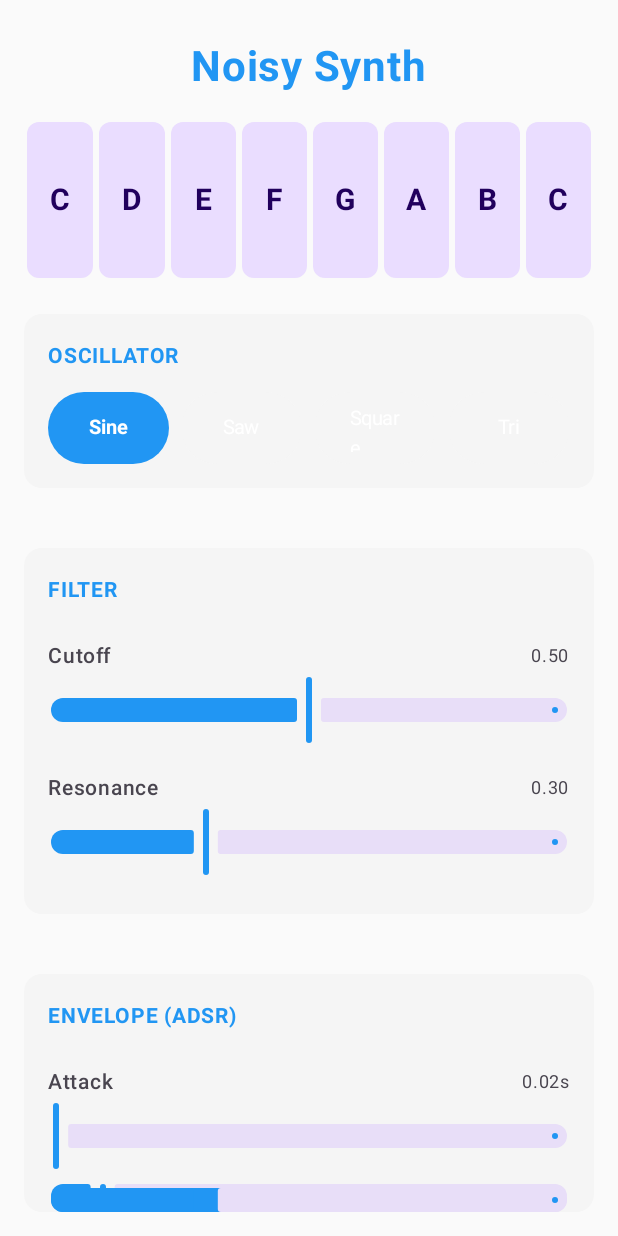
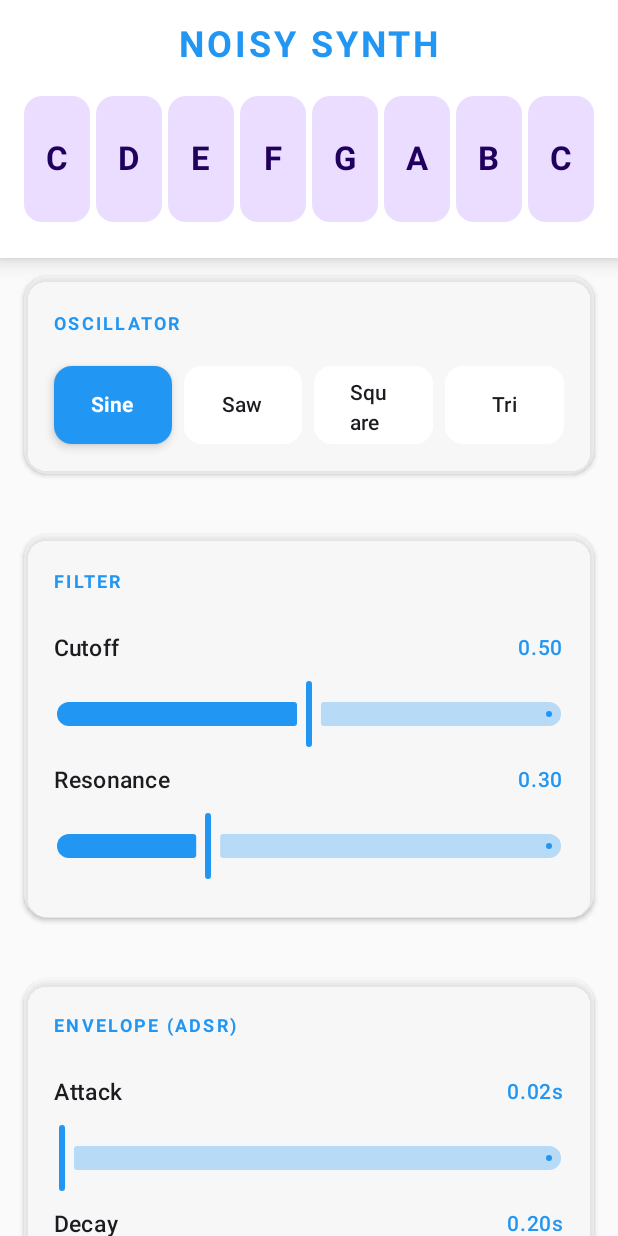
Before and after one commit to lorencprice/NoisySynth, an Android app built with Jetpack Compose: the screen it shows after launch (MainActivity), on a phone screen of 412 x 824 dp. Run offline under Robolectric (Android 15) with nearby library versions, the phone set to English and light mode, and no system bars; 2 statements that could not run were skipped.

Commit message:
Update MainActivity.kt

```diff
--- a/app/src/main/java/com/example/noisysynth/MainActivity.kt
+++ b/app/src/main/java/com/example/noisysynth/MainActivity.kt
@@ -6,7 +6,9 @@ import androidx.activity.compose.setContent
 import androidx.compose.foundation.background
 import androidx.compose.foundation.gestures.detectTapGestures
 import androidx.compose.foundation.layout.*
+import androidx.compose.foundation.rememberScrollState
 import androidx.compose.foundation.shape.RoundedCornerShape
+import androidx.compose.foundation.verticalScroll
 import androidx.compose.material3.*
 import androidx.compose.runtime.*
 import androidx.compose.ui.Alignment
@@ -17,10 +19,6 @@ import androidx.compose.ui.text.font.FontWeight
 import androidx.compose.ui.unit.dp
 import androidx.compose.ui.unit.sp
 import com.example.noisysynth.ui.theme.NoisySynthTheme
-import kotlin.math.atan2
-import kotlin.math.cos
-import kotlin.math.sin
-import kotlin.math.sqrt
 
 class MainActivity : ComponentActivity() {
     private lateinit var synthEngine: SynthEngine
@@ -65,36 +63,49 @@ fun SynthUI(synthEngine: SynthEngine) {
         modifier = Modifier
             .fillMaxSize()
             .background(MaterialTheme.colorScheme.background)
+    ) {
+        // Fixed Header with Title and Keyboard
+        Surface(
+            modifier = Modifier.fillMaxWidth(),
+            tonalElevation = 4.dp,
+            shadowElevation = 8.dp
+        ) {
+            Column(
+                modifier = Modifier
+                    .fillMaxWidth()
+                    .background(MaterialTheme.colorScheme.surface)
                     .padding(16.dp),
                 horizontalAlignment = Alignment.CenterHorizontally
             ) {
                 // Title
                 Text(
-            text = "Noisy Synth",
-            fontSize = 28.sp,
+                    text = "NOISY SYNTH",
+                    fontSize = 24.sp,
                     fontWeight = FontWeight.Bold,
                     color = MaterialTheme.colorScheme.primary,
-            modifier = Modifier.padding(vertical = 12.dp)
+                    letterSpacing = 2.sp,
+                    modifier = Modifier.padding(bottom = 12.dp)
                 )
 
-        // Keyboard at TOP for easy access
+                // Keyboard
                 SimpleKeyboard(
                     onNoteOn = { note -> synthEngine.noteOn(note) },
                     onNoteOff = { note -> synthEngine.noteOff(note) }
                 )
+            }
+        }
 
-        Spacer(modifier = Modifier.height(16.dp))
-
-        // Scrollable controls
+        // Scrollable Controls Section
         Column(
-            modifier = Modifier.weight(1f),
+            modifier = Modifier
+                .fillMaxSize()
+                .verticalScroll(rememberScrollState())
+                .padding(horizontal = 16.dp, vertical = 12.dp),
             verticalArrangement = Arrangement.spacedBy(12.dp)
         ) {
 
         // Oscillator Section
         SectionCard(title = "OSCILLATOR") {
-            Column {
-                // Waveform selector - larger buttons
             Row(
                 modifier = Modifier.fillMaxWidth(),
                 horizontalArrangement = Arrangement.spacedBy(8.dp)
@@ -107,20 +118,27 @@ fun SynthUI(synthEngine: SynthEngine) {
                         },
                         modifier = Modifier
                             .weight(1f)
-                                .height(48.dp),
+                            .height(52.dp),
                         colors = ButtonDefaults.buttonColors(
                             containerColor = if (waveform == index)
                                 MaterialTheme.colorScheme.primary
                             else
-                                    MaterialTheme.colorScheme.surfaceVariant
-                            )
+                                MaterialTheme.colorScheme.surface
+                        ),
+                        elevation = ButtonDefaults.buttonElevation(
+                            defaultElevation = if (waveform == index) 4.dp else 0.dp
+                        ),
+                        shape = RoundedCornerShape(12.dp)
                     ) {
                         Text(
                             name,
-                                fontSize = 13.sp,
-                                fontWeight = if (waveform == index) FontWeight.Bold else FontWeight.Normal
+                            fontSize = 14.sp,
+                            fontWeight = if (waveform == index) FontWeight.Bold else FontWeight.Medium,
+                            color = if (waveform == index)
+                                MaterialTheme.colorScheme.onPrimary
+                            else
+                                MaterialTheme.colorScheme.onSurface
                         )
-                        }
                     }
                 }
             }
@@ -222,6 +240,9 @@ fun SynthUI(synthEngine: SynthEngine) {
                 )
             }
         }
+
+        // Bottom spacer to ensure last item is fully visible when scrolling
+        Spacer(modifier = Modifier.height(32.dp))
         }
     }
 }
@@ -234,18 +255,23 @@ fun SectionCard(
     Card(
         modifier = Modifier.fillMaxWidth(),
         colors = CardDefaults.cardColors(
-            containerColor = MaterialTheme.colorScheme.surfaceVariant
-        )
+            containerColor = MaterialTheme.colorScheme.surfaceVariant.copy(alpha = 0.6f)
+        ),
+        elevation = CardDefaults.cardElevation(
+            defaultElevation = 2.dp
+        ),
+        shape = RoundedCornerShape(16.dp)
     ) {
         Column(
-            modifier = Modifier.padding(16.dp)
+            modifier = Modifier.padding(20.dp)
         ) {
             Text(
                 text = title,
-                fontSize = 14.sp,
+                fontSize = 12.sp,
                 fontWeight = FontWeight.Bold,
                 color = MaterialTheme.colorScheme.primary,
-                modifier = Modifier.padding(bottom = 12.dp)
+                letterSpacing = 1.5.sp,
+                modifier = Modifier.padding(bottom = 16.dp)
             )
             content()
         }
@@ -261,23 +287,26 @@ fun ParamSlider(
     valueDisplay: String = String.format("%.2f", value)
 ) {
     Column(
-        modifier = modifier.padding(vertical = 8.dp),
-        horizontalAlignment = Alignment.Start
+        modifier = modifier.padding(vertical = 4.dp)
     ) {
         Row(
-            modifier = Modifier.fillMaxWidth(),
+            modifier = Modifier
+                .fillMaxWidth()
+                .padding(bottom = 8.dp),
             horizontalArrangement = Arrangement.SpaceBetween,
             verticalAlignment = Alignment.CenterVertically
         ) {
             Text(
                 text = label,
-                fontSize = 14.sp,
-                fontWeight = FontWeight.Medium
+                fontSize = 15.sp,
+                fontWeight = FontWeight.Medium,
+                color = MaterialTheme.colorScheme.onSurface
             )
             Text(
                 text = valueDisplay,
-                fontSize = 12.sp,
-                color = MaterialTheme.colorScheme.onSurfaceVariant
+                fontSize = 14.sp,
+                fontWeight = FontWeight.SemiBold,
+                color = MaterialTheme.colorScheme.primary
             )
         }
 
@@ -285,7 +314,12 @@ fun ParamSlider(
             value = value,
             onValueChange = onValueChange,
             modifier = Modifier.fillMaxWidth(),
-            valueRange = 0f..1f
+            valueRange = 0f..1f,
+            colors = SliderDefaults.colors(
+                thumbColor = MaterialTheme.colorScheme.primary,
+                activeTrackColor = MaterialTheme.colorScheme.primary,
+                inactiveTrackColor = MaterialTheme.colorScheme.primary.copy(alpha = 0.3f)
+            )
         )
     }
 }
@@ -302,9 +336,9 @@ fun SimpleKeyboard(
     Row(
         modifier = Modifier
             .fillMaxWidth()
-            .height(120.dp)
+            .height(100.dp)
             .padding(vertical = 8.dp),
-        horizontalArrangement = Arrangement.SpaceEvenly
+        horizontalArrangement = Arrangement.spacedBy(4.dp)
     ) {
         notes.forEachIndexed { index, note ->
             var isPressed by remember { mutableStateOf(false) }
@@ -313,13 +347,12 @@ fun SimpleKeyboard(
                 modifier = Modifier
                     .weight(1f)
                     .fillMaxHeight()
-                    .padding(horizontal = 2.dp)
                     .background(
                         color = if (isPressed)
                             MaterialTheme.colorScheme.primary
                         else
                             MaterialTheme.colorScheme.primaryContainer,
-                        shape = RoundedCornerShape(8.dp)
+                        shape = RoundedCornerShape(12.dp)
                     )
                     .pointerInput(note) {
                         detectTapGestures(
@@ -334,16 +367,27 @@ fun SimpleKeyboard(
                     },
                 contentAlignment = Alignment.Center
             ) {
+                Column(
+                    horizontalAlignment = Alignment.CenterHorizontally
+                ) {
                     Text(
                         text = noteNames[index],
-                    fontSize = 20.sp,
+                        fontSize = 22.sp,
                         fontWeight = FontWeight.Bold,
                         color = if (isPressed)
                             MaterialTheme.colorScheme.onPrimary
                         else
                             MaterialTheme.colorScheme.onPrimaryContainer
                     )
+                    if (isPressed) {
+                        Text(
+                            text = "●",
+                            fontSize = 12.sp,
+                            color = MaterialTheme.colorScheme.onPrimary
+                        )
                     }
                 }
             }
         }
+    }
+}
```
Lines whose indentation alone changed are shown as unchanged.
